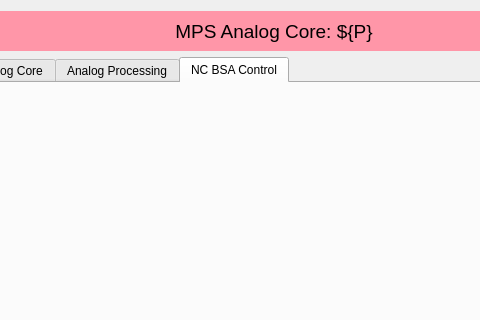
First picture: the form in mps_analog_core.ui, repository ad-build-test/pydm-mps, before the edit; both pictures show x 296 to 776 and y 0 to 320 of the 1140 by 865 pixel window.
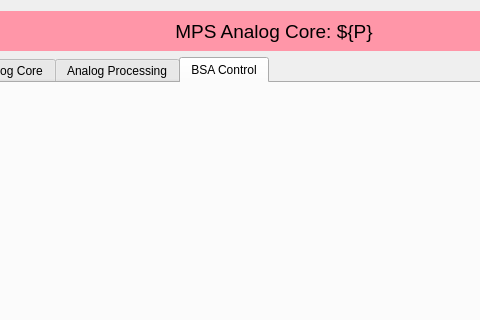
Second picture: the form after the edit. The open tabs and pages were chosen to show the change. Custom widgets are drawn as their Qt base class.

```diff
--- a/mps_analog_core.ui
+++ b/mps_analog_core.ui
@@ -3780,7 +3780,7 @@
        </widget>
        <widget class="QWidget" name="tab_7">
         <attribute name="title">
-         <string>NC BSA Control</string>
+         <string>BSA Control</string>
         </attribute>
         <layout class="QGridLayout" name="gridLayout_22">
          <item row="0" column="0">
```
Left out of the diff: 32 changed lines with no effect on the pictures.
